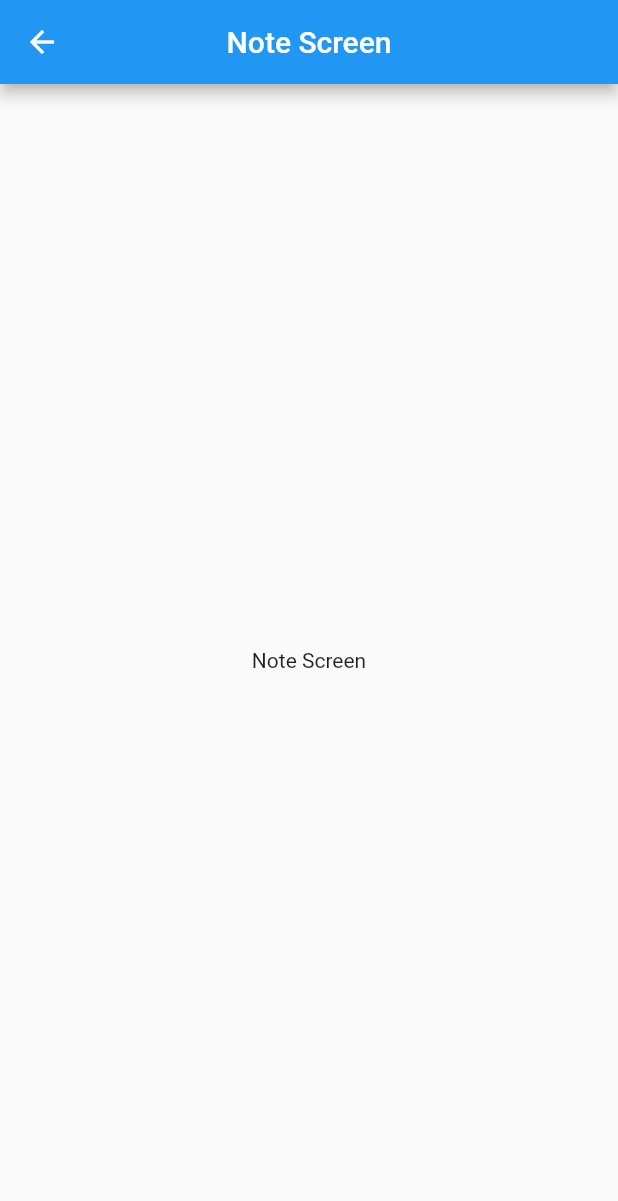
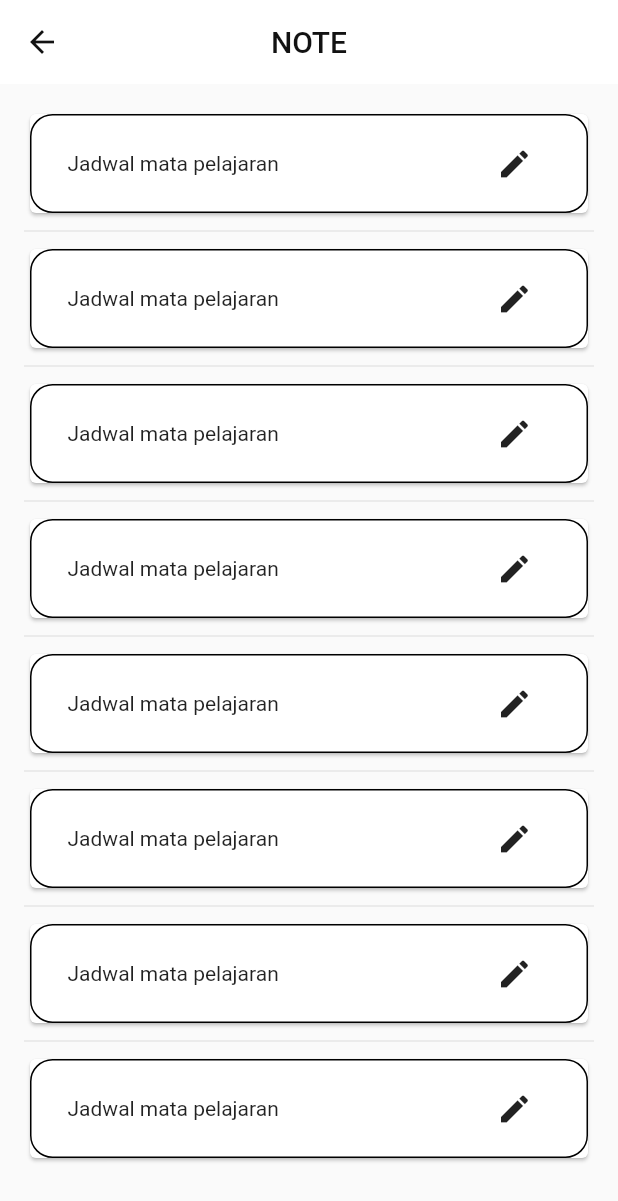
Before and after one commit to GdeSwiyasa/flutter-orodomop-app, a Flutter app: the NoteScreen screen opened by its route, on a phone screen of 412 x 824 dp. Shown: the top 1201 px of the screen. Run offline on Flutter 3.47's test engine with Material 2 defaults, Android fonts, the light colour scheme and no system bars; our stand-ins replace google_fonts.

Commit message:
add some widget to note screen

```diff
--- a/lib/presentation/pages/note_screen.dart
+++ b/lib/presentation/pages/note_screen.dart
@@ -1,18 +1,51 @@
 import 'package:flutter/material.dart';
+import 'package:flutter/services.dart';
+import 'package:orodomop_app/common/constant.dart';
 
 class NoteScreen extends StatelessWidget {
   static const route = '/note_screen';
+
   const NoteScreen({Key? key}) : super(key: key);
-
   @override
   Widget build(BuildContext context) {
     return Scaffold(
       appBar: AppBar(
-        title: Text("Note Screen"),
+        systemOverlayStyle: SystemUiOverlayStyle(statusBarColor: Colors.white),
         centerTitle: true,
+        title: const Text('NOTE'),
+        backgroundColor: whiteColor,
+        foregroundColor: blackColor,
+        elevation: 0,
       ),
-      body: Center(
-        child: Text("Note Screen"),
+      body: Container(
+        child: ListView.separated(
+          itemBuilder: (context, index) {
+            return Card(
+              child: Container(
+                decoration: BoxDecoration(
+                    border: Border.all(),
+                    borderRadius: BorderRadius.circular(15)),
+                padding:
+                    EdgeInsets.only(top: 8, right: 24, left: 24, bottom: 8),
+                child: Row(
+                  mainAxisAlignment: MainAxisAlignment.spaceBetween,
+                  children: <Widget>[
+                    Text('Jadwal mata pelajaran'),
+                    IconButton(
+                      onPressed: () {},
+                      icon: Icon(
+                        Icons.edit,
+                      ),
+                    )
+                  ],
+                ),
+              ),
+            );
+          },
+          itemCount: 8,
+          padding: EdgeInsets.all(16),
+          separatorBuilder: (context, index) => Divider(height: 16),
+        ),
       ),
     );
   }
```
